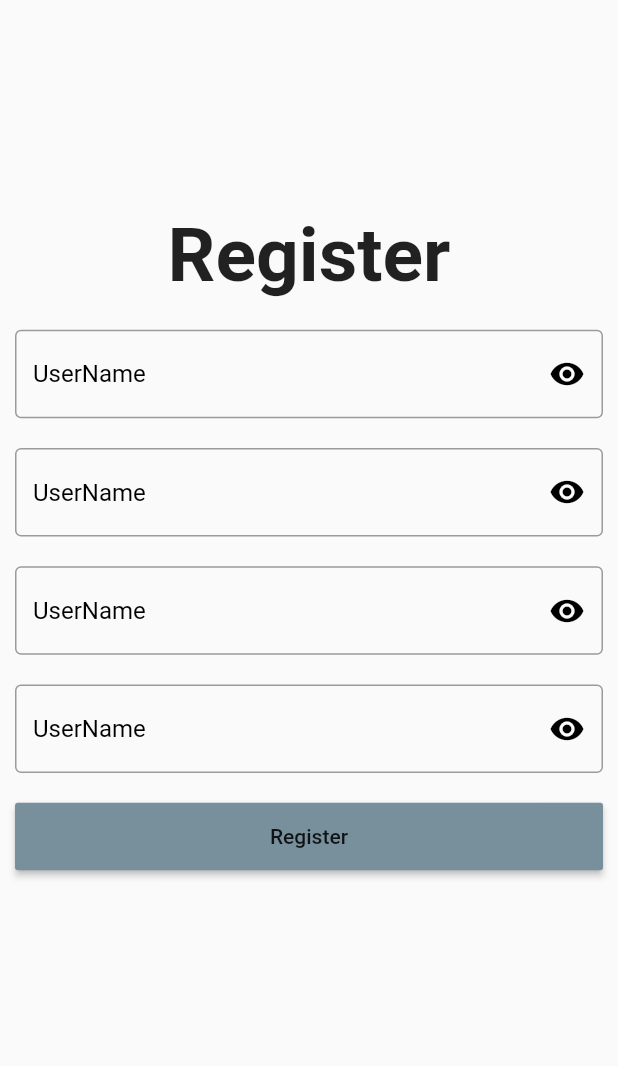
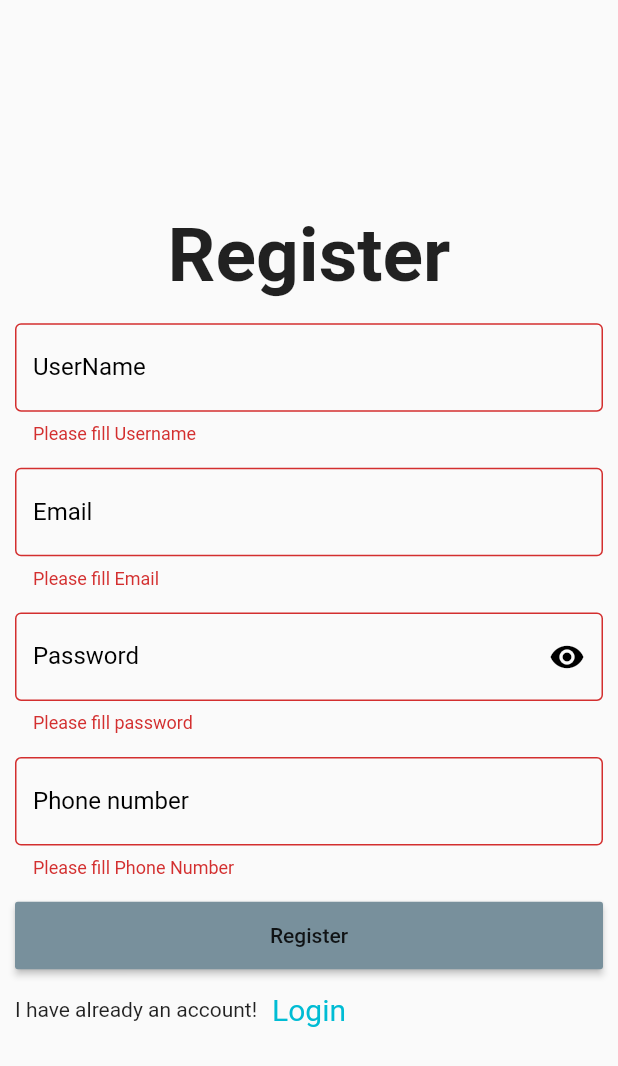
Before and after one commit to whdans007/mangomarket, a Flutter app: the screen it shows after launch, after a tap on "Register", on a phone screen of 412 x 824 dp. Shown: the top 1066 px of the screen. Run offline on Flutter 3.47's test engine with Material 2 defaults, Android fonts, the phone set to English and light mode, and no system bars.

Commit message:
회원가입폼작성,이름2글자이상,이메일형식,패쓰워드보기,폰넘버숫자만입력

```diff
--- a/lib/screen/signup.dart
+++ b/lib/screen/signup.dart
@@ -1,10 +1,34 @@
 import 'package:flutter/material.dart';
+import 'package:flutter/services.dart';
 
-class SignUp extends StatelessWidget {
+class SignUp extends StatefulWidget {
+  @override
+  _SignUpState createState() => _SignUpState();
+}
+
+final GlobalKey<FormState> _formKey = GlobalKey<FormState>();
+String p =
+    r'^(([^<>()[\]\\.,;:\s@\"]+(\.[^<>()[\]\\.,;:\s@\"]+)*)|(\".+\"))@((\[[0-9]{1,3}\.[0-9]{1,3}\.[0-9]{1,3}\.[0-9]{1,3}\])|(([a-zA-Z\-0-9]+\.)+[a-zA-Z]{2,}))$';
+RegExp regExp = new RegExp(p);
+bool obserText = true;
+
+class _SignUpState extends State<SignUp> {
+  void vaildation() {
+    final FormState _from = _formKey.currentState;
+    if (_from.validate()) {
+      print('Yes');
+    } else {
+      print('No');
+    }
+  }
+
   @override
   Widget build(BuildContext context) {
     return Scaffold(
+      resizeToAvoidBottomInset: false,
       body: SafeArea(
+        child: Form(
+          key: _formKey,
           child: Container(
             child: Column(
               children: [
@@ -26,7 +50,7 @@ class SignUp extends StatelessWidget {
                 ),
                 SizedBox(width: 20),
                 Container(
-                height: 400,
+                  height: 500,
                   margin: EdgeInsets.symmetric(horizontal: 10),
                   width: double.infinity,
                   child: Column(
@@ -34,77 +58,105 @@ class SignUp extends StatelessWidget {
                     children: [
                       TextFormField(
                         decoration: InputDecoration(
-                        hintText: 'UserName',
+                          labelText: 'UserName',
+                          labelStyle: TextStyle(color: Colors.black),
+                          border: OutlineInputBorder(),
+                        ),
+                        validator: (value) {
+                          if (value.isEmpty) {
+                            return 'Please fill Username';
+                          } else if (value.length < 2) {
+                            return 'Username is too short';
+                          }
+                        },
+                      ),
+                      TextFormField(
+                        decoration: InputDecoration(
+                          labelText: 'Email',
+                          labelStyle: TextStyle(color: Colors.black),
+                          border: OutlineInputBorder(),
+                        ),
+                        validator: (value) {
+                          if (value.isEmpty) {
+                            return 'Please fill Email';
+                          } else if (!regExp.hasMatch(value)) {
+                            return 'Email Is Invaild';
+                          }
+                        },
+                      ),
+                      TextFormField(
+                        obscureText: obserText,
+                        decoration: InputDecoration(
+                          labelText: 'Password',
+                          labelStyle: TextStyle(color: Colors.black),
+                          border: OutlineInputBorder(),
                           suffixIcon: GestureDetector(
                             onTap: () {
+                              setState(() {
+                                obserText = !obserText;
+                              });
                               FocusScope.of(context).unfocus();
                             },
                             child: Icon(
-                            Icons.visibility,
+                              obserText == true
+                                  ? Icons.visibility
+                                  : Icons.visibility_off,
                               color: Colors.black,
                             ),
                           ),
-                        hintStyle: TextStyle(color: Colors.black),
-                        border: OutlineInputBorder(),
                         ),
+                        validator: (value) {
+                          if (value.isEmpty) {
+                            return 'Please fill password';
+                          } else if (value.length < 8) {
+                            return 'Password is too short';
+                          }
+                        },
                       ),
                       TextFormField(
                         decoration: InputDecoration(
-                        hintText: 'UserName',
-                        suffixIcon: GestureDetector(
-                          onTap: () {
-                            FocusScope.of(context).unfocus();
-                          },
-                          child: Icon(
-                            Icons.visibility,
-                            color: Colors.black,
-                          ),
-                        ),
-                        hintStyle: TextStyle(color: Colors.black),
+                          labelText: 'Phone number',
+                          labelStyle: TextStyle(color: Colors.black),
                           border: OutlineInputBorder(),
                         ),
-                    ),
-                    TextFormField(
-                      decoration: InputDecoration(
-                        hintText: 'UserName',
-                        suffixIcon: GestureDetector(
-                          onTap: () {
-                            FocusScope.of(context).unfocus();
+                        // 숫자만 입력
+                        keyboardType: TextInputType.number,
+                        inputFormatters: [
+                          WhitelistingTextInputFormatter(RegExp('[0-9]')),
+                        ],
+                        //
+                        validator: (value) {
+                          if (value.isEmpty) {
+                            return "Please fill Phone Number";
+                          } else if (value.length < 11) {
+                            return 'Phone Number must be 11';
+                          }
                         },
-                          child: Icon(
-                            Icons.visibility,
-                            color: Colors.black,
-                          ),
-                        ),
-                        hintStyle: TextStyle(color: Colors.black),
-                        border: OutlineInputBorder(),
-                      ),
-                    ),
-                    TextFormField(
-                      decoration: InputDecoration(
-                        hintText: 'UserName',
-                        suffixIcon: GestureDetector(
-                          onTap: () {
-                            FocusScope.of(context).unfocus();
-                          },
-                          child: Icon(
-                            Icons.visibility,
-                            color: Colors.black,
-                          ),
-                        ),
-                        hintStyle: TextStyle(color: Colors.black),
-                        border: OutlineInputBorder(),
-                      ),
                       ),
                       Container(
                         height: 45,
                         width: double.infinity,
                         child: RaisedButton(
                           child: Text('Register'),
-                        onPressed: () {},
+                          onPressed: () {
+                            vaildation();
+                          },
                           color: Colors.blueGrey[400],
                         ),
+                      ),
+                      Row(
+                        children: [
+                          Text('I have already an account!'),
+                          SizedBox(width: 10),
+                          GestureDetector(
+                            child: Text(
+                              'Login',
+                              style:
+                                  TextStyle(color: Colors.cyan, fontSize: 20),
+                            ),
                           )
+                        ],
+                      ),
                     ],
                   ),
                 ),
@@ -112,6 +164,7 @@ class SignUp extends StatelessWidget {
             ),
           ),
         ),
+      ),
     );
   }
 }
```
Lines whose indentation alone changed are shown as unchanged.
